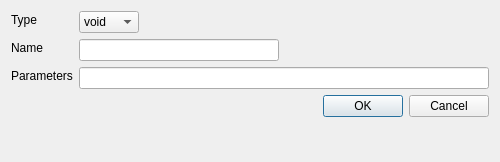
Above: UI/function.ui from mlopeza/QRex before the change. Below: the same form after it.
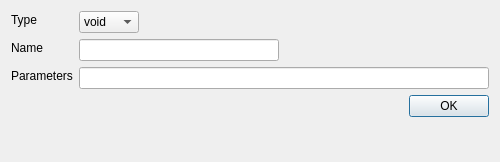
That is the form after the change.

Patch:
```diff
--- a/UI/function.ui
+++ b/UI/function.ui
@@ -125,7 +125,7 @@
       <enum>Qt::Horizontal</enum>
      </property>
      <property name="standardButtons">
-      <set>QDialogButtonBox::Cancel|QDialogButtonBox::Ok</set>
+      <set>QDialogButtonBox::Ok</set>
      </property>
     </widget>
    </item>
```
